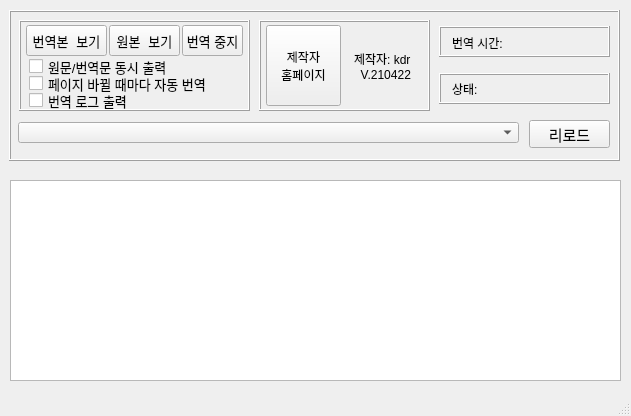
Old version of the form UI_MAIN.ui in the repository kdrkdrkdr/EhndWebTranslate.
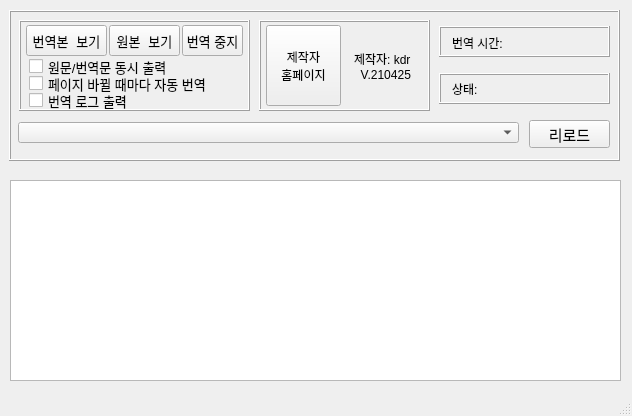
New version of the form.

What changed in the file:
```diff
--- a/UI_MAIN.ui
+++ b/UI_MAIN.ui
@@ -9,7 +9,7 @@
    <rect>
     <x>0</x>
     <y>0</y>
-    <width>631</width>
+    <width>632</width>
     <height>416</height>
    </rect>
   </property>
@@ -315,7 +315,7 @@
       </property>
       <property name="text">
        <string>제작자: kdr 
-  V.210422</string>
+  V.210425</string>
       </property>
      </widget>
      <widget class="QPushButton" name="go_dev_page">
```
